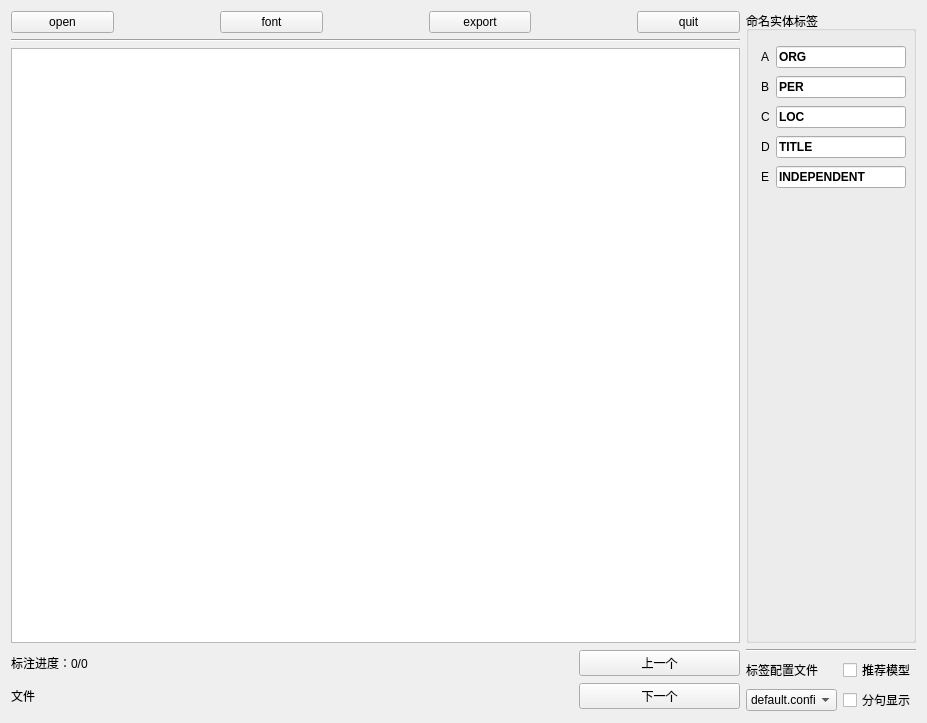
This is ui/ner_editor.ui in chenchengshuai/NERAnnotator as Qt 5 draws it before an edit. The edited form follows.
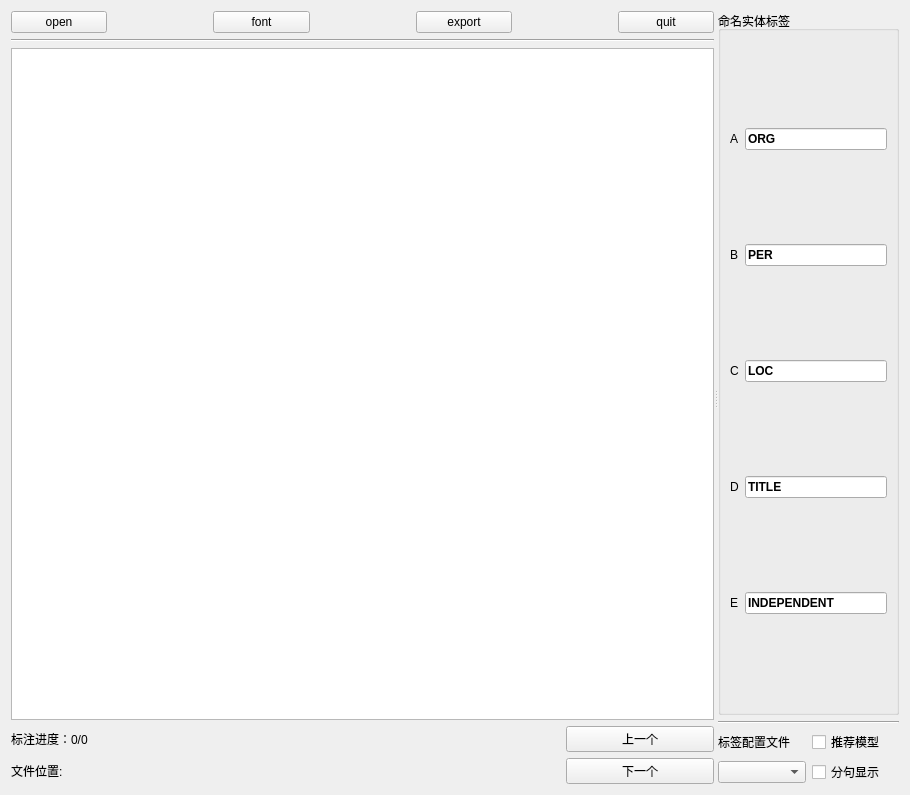
This is the edited form.

Commit message: [feat]增加export功能;不允许标注单个字;

```diff
--- a/ui/ner_editor.ui
+++ b/ui/ner_editor.ui
@@ -6,8 +6,8 @@
    <rect>
     <x>0</x>
     <y>0</y>
-    <width>927</width>
-    <height>723</height>
+    <width>910</width>
+    <height>795</height>
    </rect>
   </property>
   <property name="windowTitle">
@@ -15,8 +15,14 @@
   </property>
   <layout class="QGridLayout" name="gridLayout_7">
    <item row="0" column="0">
-    <layout class="QGridLayout" name="gridLayout_6">
-     <item row="0" column="0">
+    <widget class="QSplitter" name="splitter">
+     <property name="orientation">
+      <enum>Qt::Horizontal</enum>
+     </property>
+     <property name="childrenCollapsible">
+      <bool>false</bool>
+     </property>
+     <widget class="QWidget" name="">
       <layout class="QGridLayout" name="gridLayout_3">
        <item row="0" column="0">
         <layout class="QGridLayout" name="gridLayout">
@@ -113,20 +119,110 @@
            <verstretch>0</verstretch>
           </sizepolicy>
          </property>
+         <property name="autoFillBackground">
+          <bool>false</bool>
+         </property>
          <property name="readOnly">
           <bool>true</bool>
          </property>
         </widget>
        </item>
-      </layout>
+       <item row="3" column="0">
+        <layout class="QGridLayout" name="gridLayout_2">
+         <item row="0" column="0">
+          <widget class="QLabel" name="progressButton">
+           <property name="text">
+            <string>标注进度：0/0</string>
+           </property>
+          </widget>
      </item>
      <item row="0" column="1">
-      <widget class="QGroupBox" name="groupBox">
+          <spacer name="horizontalSpacer_4">
+           <property name="orientation">
+            <enum>Qt::Horizontal</enum>
+           </property>
+           <property name="sizeType">
+            <enum>QSizePolicy::Preferred</enum>
+           </property>
+           <property name="sizeHint" stdset="0">
+            <size>
+             <width>400</width>
+             <height>20</height>
+            </size>
+           </property>
+          </spacer>
+         </item>
+         <item row="0" column="2">
+          <widget class="QPushButton" name="lastFileButton">
        <property name="sizePolicy">
+            <sizepolicy hsizetype="Preferred" vsizetype="Fixed">
+             <horstretch>0</horstretch>
+             <verstretch>0</verstretch>
+            </sizepolicy>
+           </property>
+           <property name="text">
+            <string>上一个</string>
+           </property>
+          </widget>
+         </item>
+         <item row="1" column="0">
+          <widget class="QLabel" name="fileLabel">
+           <property name="sizePolicy">
         <sizepolicy hsizetype="Preferred" vsizetype="Preferred">
          <horstretch>0</horstretch>
          <verstretch>0</verstretch>
         </sizepolicy>
+           </property>
+           <property name="text">
+            <string>文件位置: </string>
+           </property>
+          </widget>
+         </item>
+         <item row="1" column="1">
+          <spacer name="horizontalSpacer_5">
+           <property name="orientation">
+            <enum>Qt::Horizontal</enum>
+           </property>
+           <property name="sizeType">
+            <enum>QSizePolicy::Preferred</enum>
+           </property>
+           <property name="sizeHint" stdset="0">
+            <size>
+             <width>400</width>
+             <height>20</height>
+            </size>
+           </property>
+          </spacer>
+         </item>
+         <item row="1" column="2">
+          <widget class="QPushButton" name="nextFileButton">
+           <property name="text">
+            <string>下一个</string>
+           </property>
+          </widget>
+         </item>
+        </layout>
+       </item>
+      </layout>
+     </widget>
+     <widget class="QWidget" name="">
+      <layout class="QGridLayout" name="gridLayout_6" rowstretch="8,0,1">
+       <item row="0" column="0">
+        <widget class="QGroupBox" name="labelGroupBox">
+         <property name="sizePolicy">
+          <sizepolicy hsizetype="Preferred" vsizetype="Preferred">
+           <horstretch>0</horstretch>
+           <verstretch>0</verstretch>
+          </sizepolicy>
+         </property>
+         <property name="minimumSize">
+          <size>
+           <width>20</width>
+           <height>0</height>
+          </size>
+         </property>
+         <property name="autoFillBackground">
+          <bool>true</bool>
        </property>
        <property name="title">
         <string>命名实体标签</string>
@@ -134,16 +230,7 @@
        <property name="checkable">
         <bool>false</bool>
        </property>
-       <widget class="QWidget" name="">
-        <property name="geometry">
-         <rect>
-          <x>15</x>
-          <y>33</y>
-          <width>145</width>
-          <height>147</height>
-         </rect>
-        </property>
-        <layout class="QGridLayout" name="labelGridLayout">
+         <layout class="QGridLayout" name="gridLayout_4">
          <item row="0" column="0">
           <widget class="QLabel" name="label_3">
            <property name="text">
@@ -267,32 +354,31 @@
          </item>
         </layout>
        </widget>
-      </widget>
-     </item>
-     <item row="1" column="1">
-      <layout class="QGridLayout" name="gridLayout_4">
-       <item row="0" column="0" colspan="2">
+       </item>
+       <item row="1" column="0">
         <widget class="Line" name="line_2">
          <property name="orientation">
           <enum>Qt::Horizontal</enum>
          </property>
         </widget>
        </item>
-       <item row="1" column="0">
+       <item row="2" column="0">
+        <layout class="QGridLayout" name="gridLayout_5">
+         <item row="0" column="0">
         <widget class="QLabel" name="label_8">
          <property name="text">
           <string>标签配置文件</string>
          </property>
         </widget>
        </item>
-       <item row="1" column="1">
+         <item row="0" column="1">
         <widget class="QCheckBox" name="useREButton">
          <property name="text">
           <string>推荐模型</string>
          </property>
         </widget>
        </item>
-       <item row="2" column="0">
+         <item row="1" column="0">
         <widget class="QComboBox" name="configFileButton">
          <property name="minimumSize">
           <size>
@@ -309,14 +395,9 @@
          <property name="mouseTracking">
           <bool>false</bool>
          </property>
-         <item>
-          <property name="text">
-           <string>default.config</string>
-          </property>
-         </item>
-        </widget>
-       </item>
-       <item row="2" column="1">
+          </widget>
+         </item>
+         <item row="1" column="1">
         <widget class="QCheckBox" name="splitSentButton">
          <property name="text">
           <string>分句显示</string>
@@ -325,77 +406,9 @@
        </item>
       </layout>
      </item>
-     <item row="1" column="0">
-      <layout class="QGridLayout" name="gridLayout_2">
-       <item row="0" column="2">
-        <widget class="QPushButton" name="lastFileButton">
-         <property name="text">
-          <string>上一个</string>
-         </property>
-        </widget>
-       </item>
-       <item row="1" column="2">
-        <widget class="QPushButton" name="nextFileButton">
-         <property name="text">
-          <string>下一个</string>
-         </property>
-        </widget>
-       </item>
-       <item row="0" column="0">
-        <widget class="QLabel" name="progressButton">
-         <property name="text">
-          <string>标注进度：0/0</string>
-         </property>
-        </widget>
-       </item>
-       <item row="1" column="0">
-        <widget class="QLabel" name="fileLabel">
-         <property name="sizePolicy">
-          <sizepolicy hsizetype="Preferred" vsizetype="Preferred">
-           <horstretch>0</horstretch>
-           <verstretch>0</verstretch>
-          </sizepolicy>
-         </property>
-         <property name="text">
-          <string>文件</string>
-         </property>
-        </widget>
-       </item>
-       <item row="0" column="1">
-        <spacer name="horizontalSpacer_4">
-         <property name="orientation">
-          <enum>Qt::Horizontal</enum>
-         </property>
-         <property name="sizeType">
-          <enum>QSizePolicy::Preferred</enum>
-         </property>
-         <property name="sizeHint" stdset="0">
-          <size>
-           <width>400</width>
-           <height>20</height>
-          </size>
-         </property>
-        </spacer>
-       </item>
-       <item row="1" column="1">
-        <spacer name="horizontalSpacer_5">
-         <property name="orientation">
-          <enum>Qt::Horizontal</enum>
-         </property>
-         <property name="sizeType">
-          <enum>QSizePolicy::Preferred</enum>
-         </property>
-         <property name="sizeHint" stdset="0">
-          <size>
-           <width>400</width>
-           <height>20</height>
-          </size>
-         </property>
-        </spacer>
-       </item>
-      </layout>
-     </item>
-    </layout>
+      </layout>
+     </widget>
+    </widget>
    </item>
   </layout>
  </widget>
```
Left out of the diff: 82 changed lines with no effect on the pictures. Lines whose indentation alone changed are shown as unchanged. The commit also changes 17 other files.
